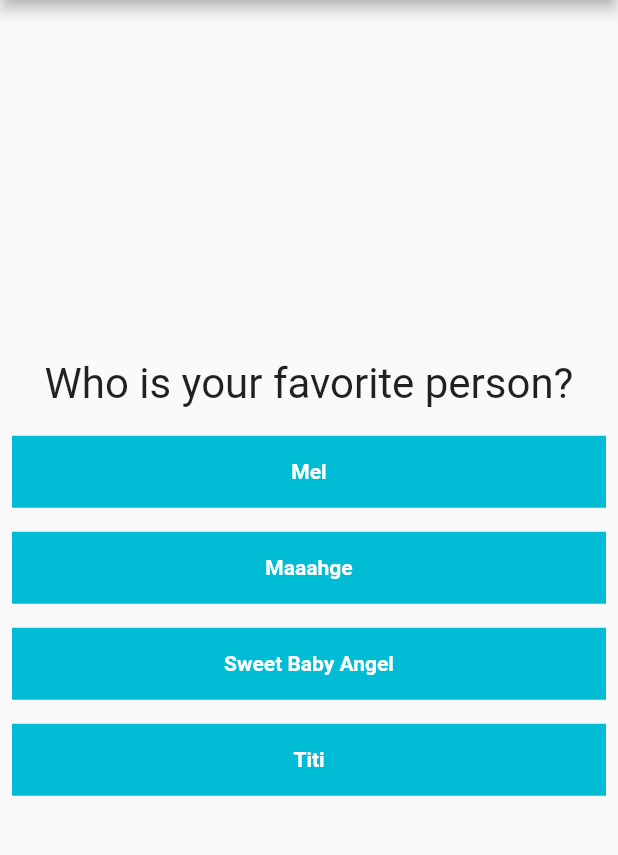
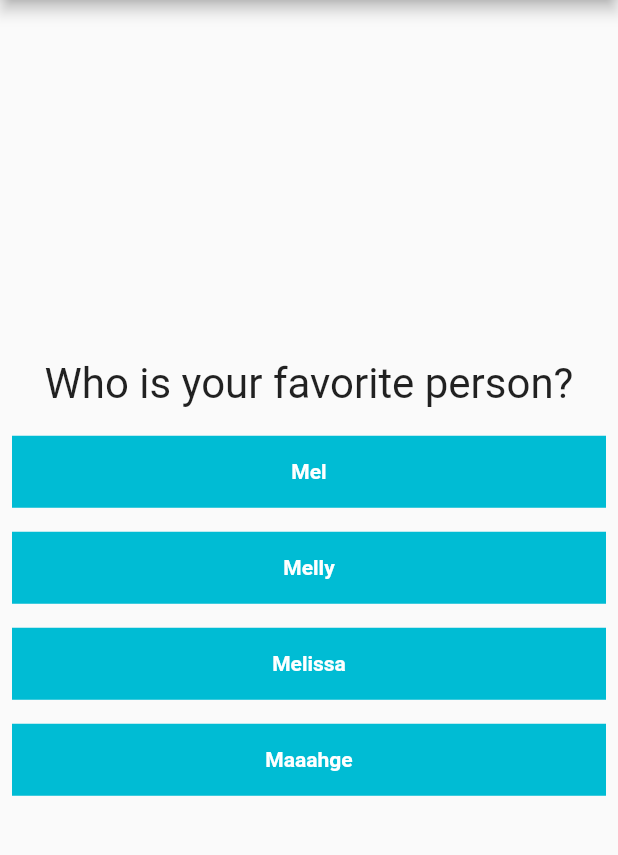
Before and after one commit to derekdileo/cen4360-personality-quiz-flutter, a Flutter app: the screen it shows after launch, after a tap on "Black", after a tap on "Elephant", on a phone screen of 412 x 824 dp, the part 84-939 px from its top. Run offline on Flutter 3.47's test engine with Material 2 defaults, Android fonts, the phone set to English and light mode, and no system bars.

Commit message:
Extract some text and text style widgets to constants file. Move unused dart files (from default template) to unused package.

```diff
--- a/lib/main.dart
+++ b/lib/main.dart
@@ -1,10 +1,8 @@
 import 'package:flutter/material.dart';
 import './views/widgets/quiz.dart';
 import './views/widgets/result.dart';
+import './utilities/constants.dart';
 
-// void main() {
-//   runApp(MyApp());
-// }
 void main() => runApp(MyApp());
 
 class MyApp extends StatefulWidget {
@@ -46,9 +44,9 @@ class _MyAppState extends State<MyApp> {
       'questionText': 'Who is your favorite person?',
       'answers': [
         {'text': 'Mel', 'score': 1},
+        {'text': 'Melly', 'score': 1},
+        {'text': 'Melissa', 'score': 1},
         {'text': 'Maaahge', 'score': 1},
-        {'text': 'Sweet Baby Angel', 'score': 1},
-        {'text': 'Titi', 'score': 1},
       ],
     },
   ];
@@ -75,10 +73,10 @@ class _MyAppState extends State<MyApp> {
     return MaterialApp(
       home: Scaffold(
         appBar: AppBar(
-          backgroundColor: Colors.cyan.shade500,
+          backgroundColor: kAppColor,
           title: const Text(
             'Personality Quiz!',
-            style: TextStyle(fontWeight: FontWeight.bold),
+            style: kAppBarTextStyle,
           ),
         ),
         body: Center(
--- a/lib/utilities/constants.dart
+++ b/lib/utilities/constants.dart
@@ -1,3 +1,25 @@
 import 'package:flutter/material.dart';
 
 const Color kAppColor = Colors.cyan;
+
+const TextStyle kAppBarTextStyle = TextStyle(fontWeight: FontWeight.bold);
+
+const TextStyle kQuestionTextStyle = TextStyle(fontSize: 28.0);
+
+const TextStyle kAnswerTextStyle = TextStyle(
+  fontWeight: FontWeight.bold,
+  color: Colors.white,
+);
+
+const TextStyle kResultPhraseTextStyle = TextStyle(
+  fontSize: 36.0,
+  fontWeight: FontWeight.bold,
+);
+
+const Text kResultRestartText = Text(
+  'Restart Quiz',
+  style: TextStyle(
+    fontWeight: FontWeight.bold,
+    color: Colors.white,
+  ),
+);
--- a/lib/views/widgets/answer.dart
+++ b/lib/views/widgets/answer.dart
@@ -11,16 +11,13 @@ class Answer extends StatelessWidget {
   @override
   Widget build(BuildContext context) {
     return Container(
-      margin: EdgeInsets.all(8),
+      margin: const EdgeInsets.all(8),
       width: double.infinity,
       color: kAppColor,
       child: TextButton(
         child: Text(
           answerText,
-          style: TextStyle(
-            fontWeight: FontWeight.bold,
-            color: Colors.white,
-          ),
+          style: kAnswerTextStyle,
         ),
         onPressed: selectHandler,
       ),
--- a/lib/views/widgets/question.dart
+++ b/lib/views/widgets/question.dart
@@ -1,4 +1,5 @@
 import 'package:flutter/material.dart';
+import 'package:first_app/utilities/constants.dart';
 
 class Question extends StatelessWidget {
   final String questionText;
@@ -9,10 +10,10 @@ class Question extends StatelessWidget {
   Widget build(BuildContext context) {
     return Container(
       width: double.infinity,
-      margin: EdgeInsets.all(10),
+      margin: const EdgeInsets.all(10),
       child: Text(
         questionText,
-        style: TextStyle(fontSize: 28.0),
+        style: kQuestionTextStyle,
         textAlign: TextAlign.center,
       ),
     );
```
Also changed, not shown: lib/views/widgets/result.dart (+7 -17 lines), lib/unused/models/item_model.dart (added), lib/unused/models/method_request_model.dart (added), lib/unused/models/method_response_model.dart (added), lib/unused/models/user_model.dart (added), lib/unused/net/firebase.dart (added), lib/unused/net/get_items_api.dart (added), lib/unused/net/user_data_api.dart (added), lib/unused/views/auth/login_view.dart (added), lib/unused/views/auth/register_view.dart (added), lib/unused/views/other/custom_alert_dialog.dart (added), lib/unused/views/other/custom_tab_bar.dart (renamed from lib/views/widgets/custom_tab_bar.dart), lib/unused/views/other/home_view.dart (added), lib/unused/views/other/opening_view.dart (added).
